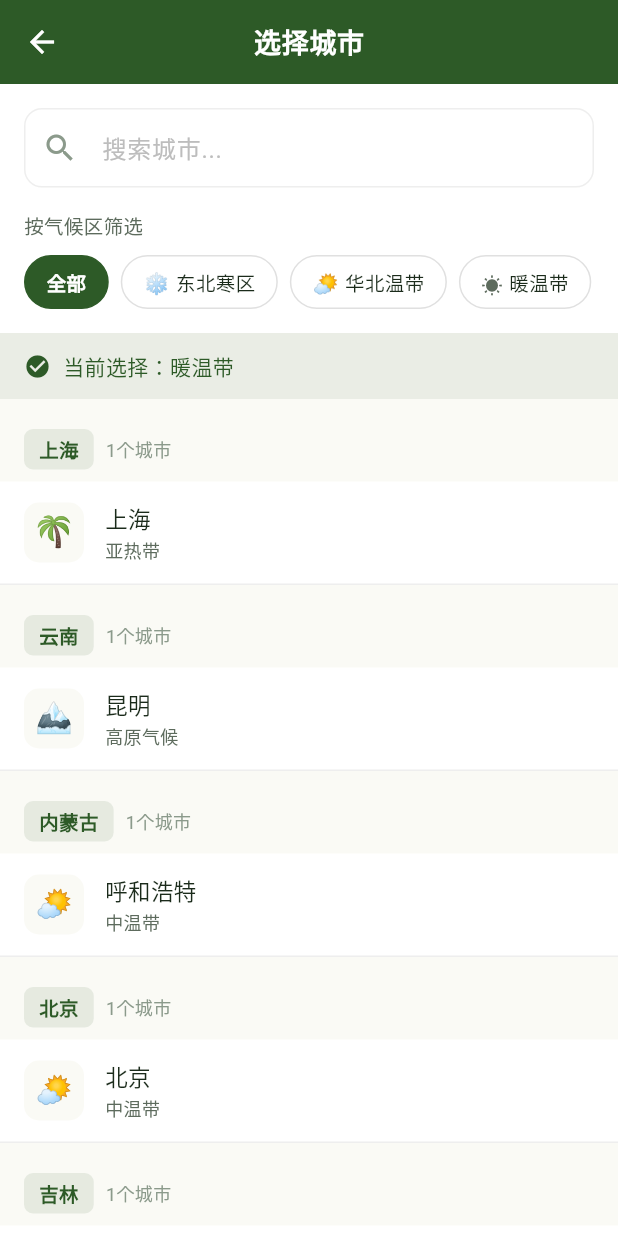
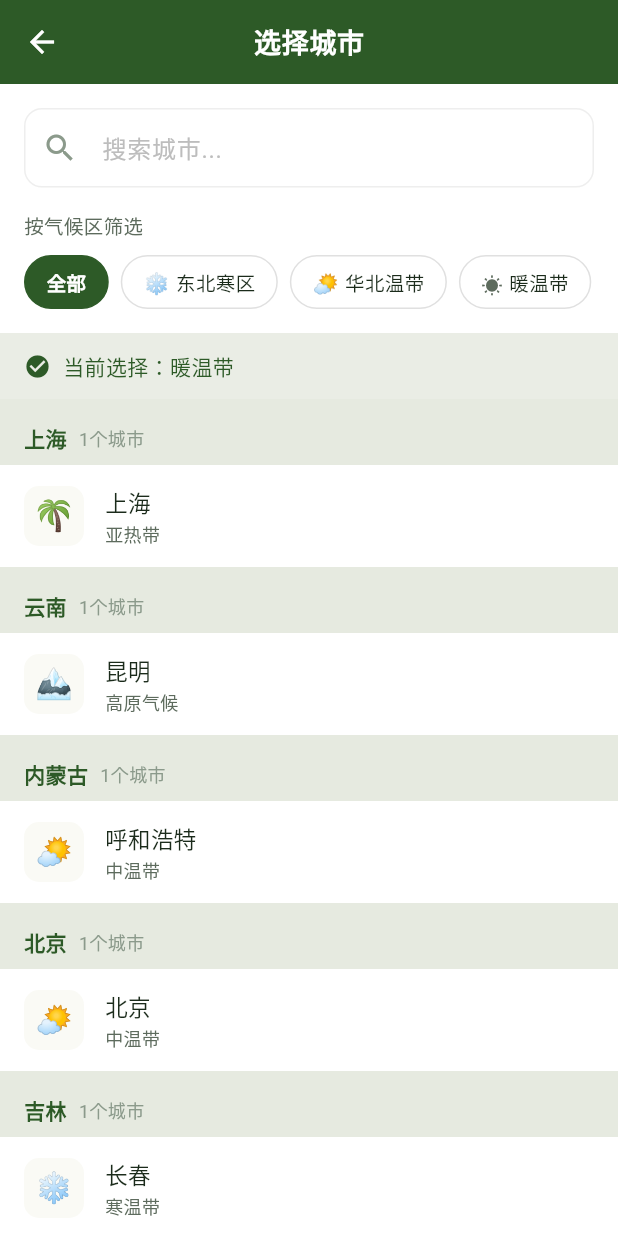
Before and after one commit to liminghuang1985/shiling_vegetable_garden, a Flutter app: the screen it shows after launch, after a tap on "暖温带", on a phone screen of 412 x 824 dp. Run offline on Flutter 3.47's test engine with Material 3 defaults, Android fonts, the phone set to English and light mode, and no system bars; our stand-ins replace flutter_riverpod, shared_preferences, sqflite, sqflite_common_ffi; accounts and stored records are empty.

Commit message:
feat: UI美化 - 5项界面优化
## 1. 蔬菜卡片比例调整
- grid: 响应式 crossAxisCount (大屏3, 小屏2)
- childAspectRatio: 0.72 → 0.82
- spacing: 12 → 16

## 2. 气候带Banner增强
- 新增 🌡️ 温度范围标签（各气候带参考温度）
- 新增 🌱/☀️/🍂/❄️ 季节标识（根据月份自动判断）
- 新增 _TempBadge widget
- 新增 _getMinTemp, _getMaxTemp, _getSeasonEmoji 辅助方法

## 3. 底部导航加文字标签
- '首页' / '我的菜园' / '种植日历' / '设置'

## 4. 城市选择页视觉层次
- 省份标题：背景色 + fontWeight.bold
- 城市列表：同省城市间加 Divider 分隔线
- 选中城市：Container 背景高亮

## 5. 空状态页面情感化
- 新文案：'还没有选择城市'
- 情感化emoji：🌱
- 添加'选择城市'按钮（带 location_city 图标）

## 验证
- flutter analyze: 0 errors（15 info）
- flutter build web: 成功

```diff
--- a/lib/presentation/pages/city_selection_page.dart
+++ b/lib/presentation/pages/city_selection_page.dart
@@ -198,26 +198,18 @@ class _CitySelectionPageState extends ConsumerState<CitySelectionPage> {
                       crossAxisAlignment: CrossAxisAlignment.start,
                       children: [
                         // 省份标题
-                        Padding(
-                          padding: const EdgeInsets.fromLTRB(16, 20, 16, 8),
+                        Container(
+                          width: double.infinity,
+                          padding: const EdgeInsets.fromLTRB(16, 16, 16, 8),
+                          color: AppTheme.primaryGreen.withValues(alpha: 0.1),
                           child: Row(
                             children: [
-                              Container(
-                                padding: const EdgeInsets.symmetric(
-                                  horizontal: 10,
-                                  vertical: 4,
-                                ),
-                                decoration: BoxDecoration(
-                                  color: AppTheme.primaryGreen.withValues(alpha: 0.1),
-                                  borderRadius: BorderRadius.circular(6),
-                                ),
-                                child: Text(
+                              Text(
                                 province,
                                 style: const TextStyle(
-                                    fontSize: 13,
-                                    fontWeight: FontWeight.w600,
+                                  fontSize: 14,
+                                  fontWeight: FontWeight.bold,
                                   color: AppTheme.primaryGreen,
-                                  ),
                                 ),
                               ),
                               const SizedBox(width: 8),
@@ -234,7 +226,7 @@ class _CitySelectionPageState extends ConsumerState<CitySelectionPage> {
 
                         // 城市列表
                         ...provinceCities.map(
-                          (city) => _buildCityTile(city, currentClimate),
+                          (city) => _buildCityTile(city, currentClimate, provinceCities),
                         ),
                       ],
                     );
@@ -313,10 +305,17 @@ class _CitySelectionPageState extends ConsumerState<CitySelectionPage> {
     );
   }
 
-  Widget _buildCityTile(City city, ClimateZone currentClimate) {
+
+  Widget _buildCityTile(City city, ClimateZone currentClimate, List<City> provinceCities) {
     final isSelected = city.climate == currentClimate;
+    final isFirstInProvince = provinceCities.indexOf(city) == 0;
 
-    return InkWell(
+    return Column(
+      crossAxisAlignment: CrossAxisAlignment.start,
+      children: [
+        if (!isFirstInProvince)
+          const Divider(height: 1, indent: 16, endIndent: 16),
+        InkWell(
           onTap: () async {
             // 持久化城市选择
             final settings = SettingsLocalDatasource();
@@ -325,6 +324,7 @@ class _CitySelectionPageState extends ConsumerState<CitySelectionPage> {
 
             ref.read(selectedClimateZoneProvider.notifier).state = city.climate;
             ref.invalidate(currentRecommendedVegetablesProvider);
+            if (!context.mounted) return;
             Navigator.pop(context);
             ScaffoldMessenger.of(context).showSnackBar(
               SnackBar(
@@ -332,7 +332,7 @@ class _CitySelectionPageState extends ConsumerState<CitySelectionPage> {
                   children: [
                     Text(_getClimateEmoji(city.climate)),
                     const SizedBox(width: 8),
-                Text('已切换到${city.climate.label} · ${city.name}'),
+                    Text('已切换到\${city.climate.label} · \${city.name}'),
                   ],
                 ),
                 backgroundColor: AppTheme.primaryGreen,
@@ -348,11 +348,8 @@ class _CitySelectionPageState extends ConsumerState<CitySelectionPage> {
             padding: const EdgeInsets.symmetric(horizontal: 16, vertical: 14),
             decoration: BoxDecoration(
               color: isSelected
-              ? AppTheme.primaryGreen.withValues(alpha: 0.08)
+                  ? AppTheme.primaryGreen.withValues(alpha: 0.1)
                   : Colors.white,
-          border: Border(
-            bottom: BorderSide(color: Colors.grey.shade200),
-          ),
             ),
             child: Row(
               children: [
@@ -382,9 +379,7 @@ class _CitySelectionPageState extends ConsumerState<CitySelectionPage> {
                         style: TextStyle(
                           fontSize: 15,
                           fontWeight: isSelected ? FontWeight.w600 : FontWeight.w500,
-                      color: isSelected
-                          ? AppTheme.primaryGreen
-                          : AppTheme.textPrimary,
+                          color: isSelected ? AppTheme.primaryGreen : AppTheme.textPrimary,
                         ),
                       ),
                       const SizedBox(height: 2),
@@ -401,17 +396,14 @@ class _CitySelectionPageState extends ConsumerState<CitySelectionPage> {
                   ),
                 ),
                 if (isSelected)
-              const Icon(
-                Icons.check_circle,
-                color: AppTheme.primaryGreen,
-                size: 22,
-              ),
+                  const Icon(Icons.check_circle, color: AppTheme.primaryGreen, size: 22),
               ],
             ),
           ),
+        ),
+      ],
     );
   }
-
   Map<String, List<City>> _groupCitiesByProvince(List<City> cities) {
     final Map<String, List<City>> grouped = {};
     for (final city in cities) {
--- a/lib/presentation/pages/home_page.dart
+++ b/lib/presentation/pages/home_page.dart
@@ -53,8 +53,8 @@ class _HomePageState extends ConsumerState<HomePage> {
               mainAxisAlignment: MainAxisAlignment.spaceAround,
               children: [
                 _buildNavItem(0, Icons.eco_outlined, Icons.eco, '首页'),
-                _buildNavItem(1, Icons.yard_outlined, Icons.yard, '菜园'),
-                _buildNavItem(2, Icons.calendar_month_outlined, Icons.calendar_month, '日历'),
+                _buildNavItem(1, Icons.yard_outlined, Icons.yard, '我的菜园'),
+                _buildNavItem(2, Icons.calendar_month_outlined, Icons.calendar_month, '种植日历'),
                 _buildNavItem(3, Icons.settings_outlined, Icons.settings, '设置'),
               ],
             ),
@@ -214,13 +214,21 @@ class _HomeContent extends ConsumerWidget {
                               color: Colors.white.withValues(alpha: 0.2),
                               borderRadius: BorderRadius.circular(12),
                             ),
-                            child: Text(
-                              DateTimeUtils.getMonthName(currentMonth),
-                              style: const TextStyle(
-                                fontSize: 24,
-                                fontWeight: FontWeight.bold,
-                                color: Colors.white,
-                              ),
+                            child: Column(
+                              children: [
+                                Text(
+                                  DateTimeUtils.getMonthName(currentMonth),
+                                  style: const TextStyle(
+                                    fontSize: 20,
+                                    fontWeight: FontWeight.bold,
+                                    color: Colors.white,
+                                  ),
+                                ),
+                                Text(
+                                  _getSeasonEmoji(currentMonth),
+                                  style: const TextStyle(fontSize: 20),
+                                ),
+                              ],
                             ),
                           ),
                           const SizedBox(width: 16),
@@ -243,6 +251,21 @@ class _HomeContent extends ConsumerWidget {
                                     fontSize: 13,
                                     color: Colors.white.withValues(alpha: 0.8),
                                   ),
+                                ),
+                                const SizedBox(height: 6),
+                                // 温度范围 + 季节标识
+                                Row(
+                                  children: [
+                                    _TempBadge(
+                                      icon: '🌡️',
+                                      text: '${_getMinTemp(selectedClimate)}~${_getMaxTemp(selectedClimate)}°C',
+                                    ),
+                                    const SizedBox(width: 8),
+                                    _TempBadge(
+                                      icon: _getSeasonEmoji(currentMonth),
+                                      text: '${_getSeasonVerb(currentMonth)}适种',
+                                    ),
+                                  ],
                                 ),
                               ],
                             ),
@@ -331,11 +354,11 @@ class _HomeContent extends ConsumerWidget {
             return SliverPadding(
               padding: const EdgeInsets.fromLTRB(16, 0, 16, 100),
               sliver: SliverGrid(
-                gridDelegate: const SliverGridDelegateWithFixedCrossAxisCount(
-                  crossAxisCount: 2,
-                  childAspectRatio: 0.72,
-                  crossAxisSpacing: 12,
-                  mainAxisSpacing: 12,
+                gridDelegate: SliverGridDelegateWithFixedCrossAxisCount(
+                  crossAxisCount: MediaQuery.of(context).size.width > 600 ? 3 : 2,
+                  childAspectRatio: 0.82,
+                  crossAxisSpacing: 16,
+                  mainAxisSpacing: 16,
                 ),
                 delegate: SliverChildBuilderDelegate(
                   (context, index) {
@@ -402,33 +425,66 @@ class _HomeContent extends ConsumerWidget {
       child: Column(
         mainAxisAlignment: MainAxisAlignment.center,
         children: [
-          Container(
-            padding: const EdgeInsets.all(24),
-            decoration: BoxDecoration(
-              color: AppTheme.primaryGreen.withValues(alpha: 0.1),
-              shape: BoxShape.circle,
-            ),
-            child: const Icon(
-              Icons.eco_outlined,
-              size: 64,
-              color: AppTheme.primaryGreen,
-            ),
-          ),
-          const SizedBox(height: 24),
+          const Text('🌱', style: TextStyle(fontSize: 64)),
+          const SizedBox(height: 16),
           Text(
-            '暂无推荐蔬菜',
-            style: Theme.of(context).textTheme.titleLarge,
+            '还没有选择城市',
+            style: TextStyle(fontSize: 18, fontWeight: FontWeight.w600),
           ),
           const SizedBox(height: 8),
           Text(
-            '请先选择城市和阳台朝向',
-            style: TextStyle(
-              color: AppTheme.textSecondary,
+            '点击上方城市名称，选择你所在的城市\n即可查看当月适合种植的蔬菜',
+            textAlign: TextAlign.center,
+            style: TextStyle(fontSize: 14, color: AppTheme.textSecondary),
+          ),
+          const SizedBox(height: 24),
+          ElevatedButton.icon(
+            onPressed: () => _showCitySelection(context),
+            icon: const Icon(Icons.location_city),
+            label: const Text('选择城市'),
+            style: ElevatedButton.styleFrom(
+              backgroundColor: AppTheme.primaryGreen,
+              foregroundColor: Colors.white,
             ),
           ),
-
         ],
       ),
+    );
+  }
+
+  String _getSeasonEmoji(int month) {
+    if (month >= 3 && month <= 5) return '🌱';
+    if (month >= 6 && month <= 8) return '☀️';
+    if (month >= 9 && month <= 11) return '🍂';
+    return '❄️';
+  }
+
+  String _getMinTemp(ClimateZone zone) {
+    switch (zone) {
+      case ClimateZone.coldTemperate: return '-5';
+      case ClimateZone.temperate: return '0';
+      case ClimateZone.warmTemperate: return '5';
+      case ClimateZone.subtropical: return '10';
+      case ClimateZone.tropical: return '18';
+      case ClimateZone.plateau: return '0';
+    }
+  }
+
+  String _getMaxTemp(ClimateZone zone) {
+    switch (zone) {
+      case ClimateZone.coldTemperate: return '25';
+      case ClimateZone.temperate: return '30';
+      case ClimateZone.warmTemperate: return '33';
+      case ClimateZone.subtropical: return '35';
+      case ClimateZone.tropical: return '38';
+      case ClimateZone.plateau: return '28';
+    }
+  }
+
+  void _showCitySelection(BuildContext context) {
+    Navigator.push(
+      context,
+      MaterialPageRoute(builder: (_) => const CitySelectionPage()),
     );
   }
 
@@ -471,6 +527,33 @@ class _HomeContent extends ConsumerWidget {
     if (month >= 5 && month <= 7) return '夏播';
     if (month >= 8 && month <= 10) return '秋播';
     return '冬播';
+  }
+}
+
+/// 温度+季节标签
+class _TempBadge extends StatelessWidget {
+  final String icon;
+  final String text;
+
+  const _TempBadge({required this.icon, required this.text});
+
+  @override
+  Widget build(BuildContext context) {
+    return Container(
+      padding: const EdgeInsets.symmetric(horizontal: 8, vertical: 4),
+      decoration: BoxDecoration(
+        color: Colors.white.withValues(alpha: 0.2),
+        borderRadius: BorderRadius.circular(8),
+      ),
+      child: Row(
+        mainAxisSize: MainAxisSize.min,
+        children: [
+          Text(icon, style: const TextStyle(fontSize: 12)),
+          const SizedBox(width: 4),
+          Text(text, style: const TextStyle(fontSize: 12, color: Colors.white)),
+        ],
+      ),
+    );
   }
 }
 
```
Lines whose indentation alone changed are shown as unchanged.
